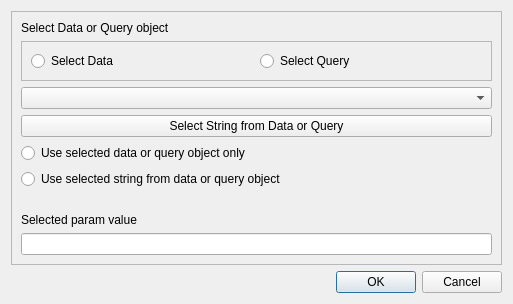
The window that ui/set_param_dialog.ui (usc-psychsim/psychsim-eval-gui) describes before a commit, drawn with Qt 5.
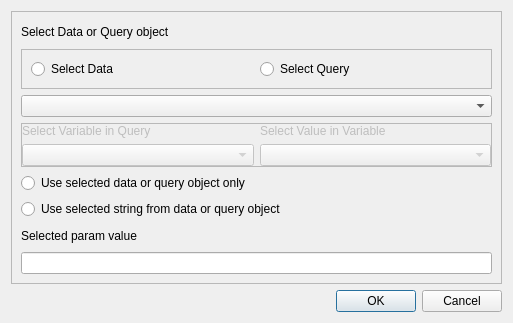
The same window after the commit.

Commit message: Fix selecting params dialog

```diff
--- a/ui/set_param_dialog.ui
+++ b/ui/set_param_dialog.ui
@@ -7,7 +7,7 @@
     <x>0</x>
     <y>0</y>
     <width>513</width>
-    <height>304</height>
+    <height>323</height>
    </rect>
   </property>
   <property name="windowTitle">
@@ -60,10 +60,61 @@
        <widget class="QComboBox" name="select_value_combo"/>
       </item>
       <item>
-       <widget class="QPushButton" name="select_string_button">
-        <property name="text">
-         <string>Select String from Data or Query</string>
+       <widget class="QFrame" name="frame_3">
+        <property name="frameShape">
+         <enum>QFrame::StyledPanel</enum>
         </property>
+        <property name="frameShadow">
+         <enum>QFrame::Raised</enum>
+        </property>
+        <layout class="QGridLayout" name="gridLayout">
+         <property name="leftMargin">
+          <number>0</number>
+         </property>
+         <property name="topMargin">
+          <number>0</number>
+         </property>
+         <property name="rightMargin">
+          <number>0</number>
+         </property>
+         <property name="bottomMargin">
+          <number>0</number>
+         </property>
+         <item row="1" column="0">
+          <widget class="QComboBox" name="sel_var_combo">
+           <property name="enabled">
+            <bool>false</bool>
+           </property>
+          </widget>
+         </item>
+         <item row="1" column="1">
+          <widget class="QComboBox" name="sel_val_combo">
+           <property name="enabled">
+            <bool>false</bool>
+           </property>
+          </widget>
+         </item>
+         <item row="0" column="0">
+          <widget class="QLabel" name="sel_var_label">
+           <property name="enabled">
+            <bool>false</bool>
+           </property>
+           <property name="text">
+            <string>Select Variable in Query</string>
+           </property>
+          </widget>
+         </item>
+         <item row="0" column="1">
+          <widget class="QLabel" name="sel_val_label">
+           <property name="enabled">
+            <bool>false</bool>
+           </property>
+           <property name="text">
+            <string>Select Value in Variable</string>
+           </property>
+          </widget>
+         </item>
+        </layout>
        </widget>
       </item>
       <item>
@@ -80,19 +131,6 @@
         </property>
        </widget>
       </item>
-      <item>
-       <spacer name="verticalSpacer">
-        <property name="orientation">
-         <enum>Qt::Vertical</enum>
-        </property>
-        <property name="sizeHint" stdset="0">
-         <size>
-          <width>20</width>
-          <height>40</height>
-         </size>
-        </property>
-       </spacer>
-      </item>
       <item>
        <widget class="QLabel" name="label_3">
         <property name="text">
```
The commit also changes 3 other files.
